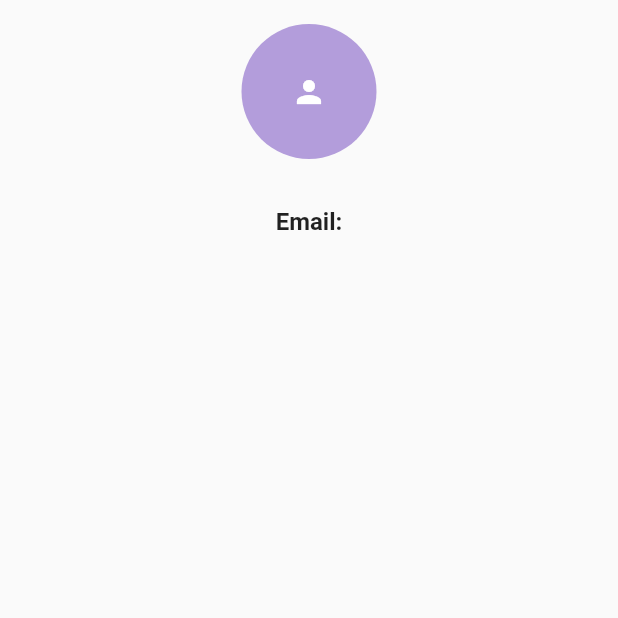
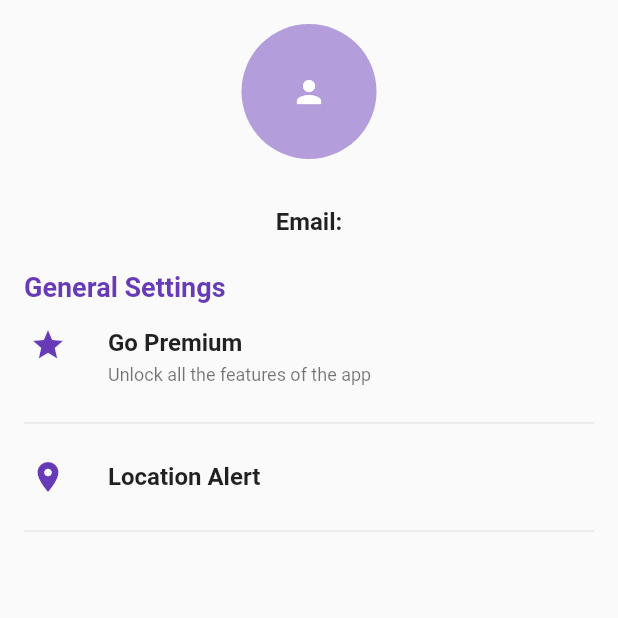
Before and after one commit to noeljabraham/QuitM8, a Flutter app: the Profile screen opened directly, on a phone screen of 412 x 824 dp, the top half of it. Run offline on Flutter 3.47's test engine with Material 2 defaults, Android fonts, the phone set to English and light mode, and no system bars; our stand-ins replace date_time_picker, firebase_auth, firebase_core; accounts and stored records are empty.

Commit message:
after location alter text

```diff
--- a/lib/pages/profile.dart
+++ b/lib/pages/profile.dart
@@ -32,6 +32,74 @@ class Profile extends StatelessWidget {
               fontWeight: FontWeight.bold,
             ),
           ),
+          SizedBox(height: 24),
+          Padding(
+            padding: EdgeInsets.symmetric(horizontal: 16),
+            child: Text(
+              'General Settings',
+              style: TextStyle(
+                color: Colors.deepPurple,
+                fontWeight: FontWeight.bold,
+                fontSize: 18,
+              ),
+            ),
+          ),
+          ListTile(
+            leading: Container(
+              padding: EdgeInsets.only(left: 4),
+              child: Icon(
+                Icons.star,
+                color: Colors.deepPurple,
+              ),
+            ),
+            title: Text(
+              'Go Premium',
+              style: TextStyle(
+                fontSize: 16,
+                fontWeight: FontWeight.bold,
+              ),
+            ),
+            subtitle: Text(
+              'Unlock all the features of the app',
+              style: TextStyle(
+                fontSize: 12,
+              ),
+            ),
+            onTap: () {
+              // Add functionality for the "Go Premium" option
+            },
+          ),
+          Divider(
+            color: Colors.grey.withOpacity(0.2),
+            thickness: 1,
+            indent: 16,
+            endIndent: 16,
+          ),
+          ListTile(
+            leading: Container(
+              padding: EdgeInsets.only(left: 4),
+              child: Icon(
+                Icons.location_on,
+                color: Colors.deepPurple,
+              ),
+            ),
+            title: Text(
+              'Location Alert',
+              style: TextStyle(
+                fontSize: 16,
+                fontWeight: FontWeight.bold,
+              ),
+            ),
+            onTap: () {
+              // Add functionality for the "Location Alert" option
+            },
+          ),
+          Divider(
+            color: Colors.grey.withOpacity(0.2),
+            thickness: 1,
+            indent: 16,
+            endIndent: 16,
+          ),
           // Add your existing code for the profile page here
           // ...
         ],
@@ -39,3 +107,9 @@ class Profile extends StatelessWidget {
     );
   }
 }
+
+void main() {
+  runApp(MaterialApp(
+    home: Profile(),
+  ));
+}
--- a/pubspec.yaml
+++ b/pubspec.yaml
@@ -40,6 +40,7 @@ dependencies:
   firebase_auth: ^4.6.1
   shared_preferences: ^2.1.1
   date_time_picker: ^2.1.0
+  geolocator: ^9.0.2
 
 dev_dependencies:
   flutter_test:
```
Also changed, not shown: pubspec.lock.
